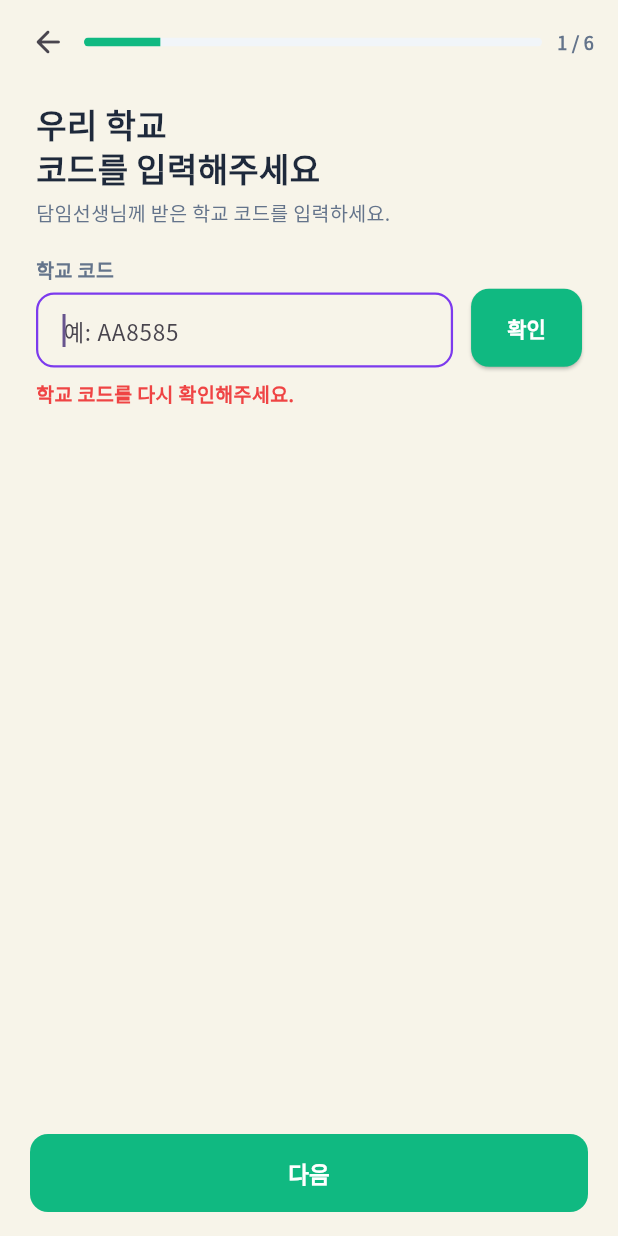
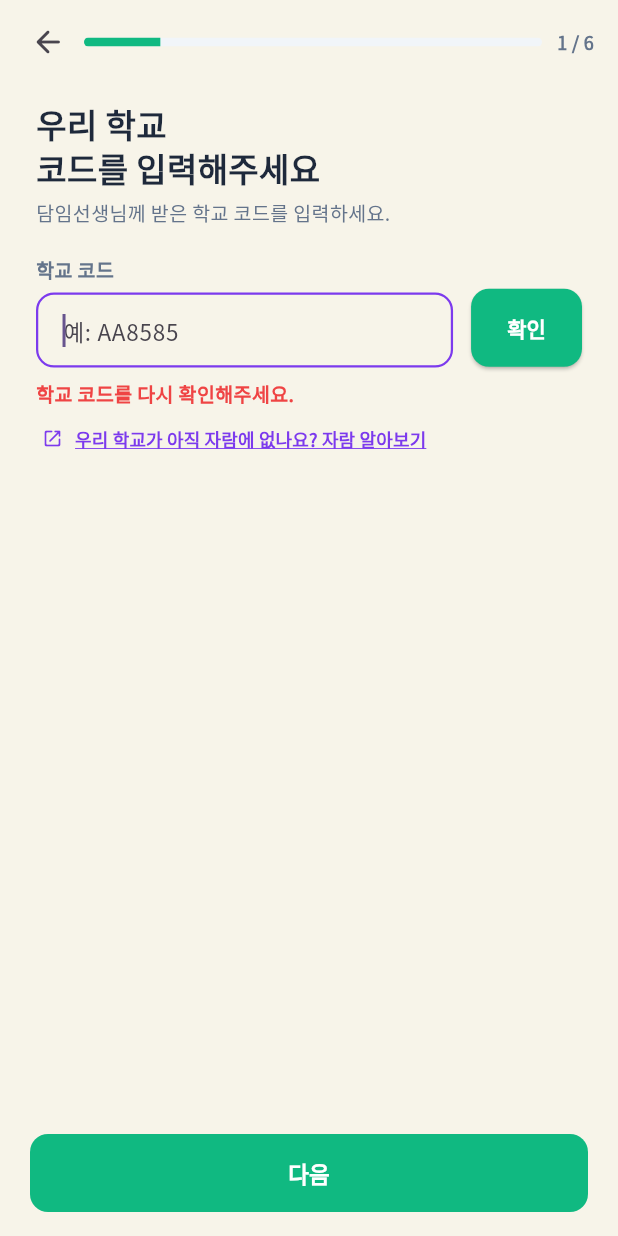
Before and after one commit to CDragon-G/chungam-swpbs-app, a Flutter app: the StudentSignupScreen screen opened by its route, after a tap on "확인", on a phone screen of 412 x 824 dp. Run offline on Flutter 3.47's test engine with Material 3 defaults, Android fonts, the phone set to English and light mode, and no system bars; our stand-ins replace firebase_core, firebase_messaging, fl_chart, flutter_dotenv, flutter_local_notifications, flutter_riverpod and 6 more; accounts and stored records are empty; network calls fail.

Commit message:
feat: 가입 화면에 자람 웹사이트 안내 링크 (도입·요금 확인용)
- 교사 가입: 신규 학교 등록/교사 코드 단계에 '도입 안내·요금 보기' 링크
- 학생 가입: 학교 코드 단계에 '자람 알아보기' 링크
- url_launcher 추가 + AndroidManifest https VIEW 쿼리

Co-Authored-By: Claude Fable 5 <noreply@anthropic.com>

```diff
--- a/lib/features/auth/presentation/student_signup_screen.dart
+++ b/lib/features/auth/presentation/student_signup_screen.dart
@@ -11,6 +11,7 @@ import '../../../core/utils/error_messages.dart';
 import '../../../core/utils/school_code_generator.dart';
 import '../../../shared/providers/profile_provider.dart';
 import '../../../shared/widgets/pbs_card.dart';
+import '../../../shared/widgets/website_link_button.dart';
 import '../../../shared/widgets/wizard.dart';
 import '../../../shared/widgets/wizard_stack.dart';
 import '../../school/models/school.dart';
@@ -573,6 +574,11 @@ class _State extends ConsumerState<StudentSignupScreen> {
                 ),
               ),
             ],
+            const SizedBox(height: 10),
+            const WebsiteLinkButton(
+              label: '우리 학교가 아직 자람에 없나요? 자람 알아보기',
+              path: '',
+            ),
           ],
         ),
       );
--- a/lib/features/auth/presentation/teacher_signup_screen.dart
+++ b/lib/features/auth/presentation/teacher_signup_screen.dart
@@ -12,6 +12,7 @@ import '../../../core/utils/error_messages.dart';
 import '../../../core/utils/school_code_generator.dart';
 import '../../../shared/providers/profile_provider.dart';
 import '../../../shared/widgets/pbs_card.dart';
+import '../../../shared/widgets/website_link_button.dart';
 import '../../../shared/widgets/wizard.dart';
 import '../../../shared/widgets/wizard_stack.dart';
 import '../../school/models/school.dart';
@@ -538,6 +539,8 @@ class _State extends ConsumerState<TeacherSignupScreen> {
                 ],
               ],
             ),
+            const SizedBox(height: 12),
+            const WebsiteLinkButton(),
           ],
         ),
       );
@@ -636,6 +639,8 @@ class _State extends ConsumerState<TeacherSignupScreen> {
                 ),
               ),
             ],
+            const SizedBox(height: 10),
+            const WebsiteLinkButton(),
           ],
         ),
       );
--- /dev/null
+++ b/lib/shared/widgets/website_link_button.dart
@@ -0,0 +1,48 @@
+import 'package:flutter/material.dart';
+import 'package:google_fonts/google_fonts.dart';
+import 'package:url_launcher/url_launcher.dart';
+
+import '../../core/constants/app_colors.dart';
+
+/// 🌐 자람 웹사이트로 이동하는 작은 링크 버튼.
+/// 가입 중 학교 코드가 없는 선생님이 도입 안내·요금제를 볼 수 있게 한다.
+class WebsiteLinkButton extends StatelessWidget {
+  const WebsiteLinkButton({
+    super.key,
+    this.label = '아직 자람을 안 쓰는 학교인가요? 도입 안내 · 요금 보기',
+    this.path = '/#price',
+  });
+
+  final String label;
+  final String path;
+
+  @override
+  Widget build(BuildContext context) {
+    return Align(
+      alignment: Alignment.centerLeft,
+      child: TextButton.icon(
+        style: TextButton.styleFrom(
+          padding: const EdgeInsets.symmetric(horizontal: 4, vertical: 2),
+          minimumSize: Size.zero,
+          tapTargetSize: MaterialTapTargetSize.shrinkWrap,
+        ),
+        onPressed: () => launchUrl(
+          Uri.parse('https://jaramedu.kr$path'),
+          mode: LaunchMode.externalApplication,
+        ),
+        icon: const Icon(Icons.open_in_new_rounded,
+            size: 14, color: AppColors.primary),
+        label: Text(
+          label,
+          style: GoogleFonts.notoSansKr(
+            fontSize: 12,
+            fontWeight: FontWeight.w700,
+            color: AppColors.primary,
+            decoration: TextDecoration.underline,
+            decorationColor: AppColors.primary,
+          ),
+        ),
+      ),
+    );
+  }
+}
--- a/pubspec.yaml
+++ b/pubspec.yaml
@@ -32,6 +32,7 @@ dependencies:
   google_fonts: ^6.2.1
   gap: ^3.0.1
   qr_flutter: ^4.1.0
+  url_launcher: ^6.3.0
 
   # Notifications
   flutter_local_notifications: ^17.2.2
```
Also changed, not shown: pubspec.lock, 1 other file.
